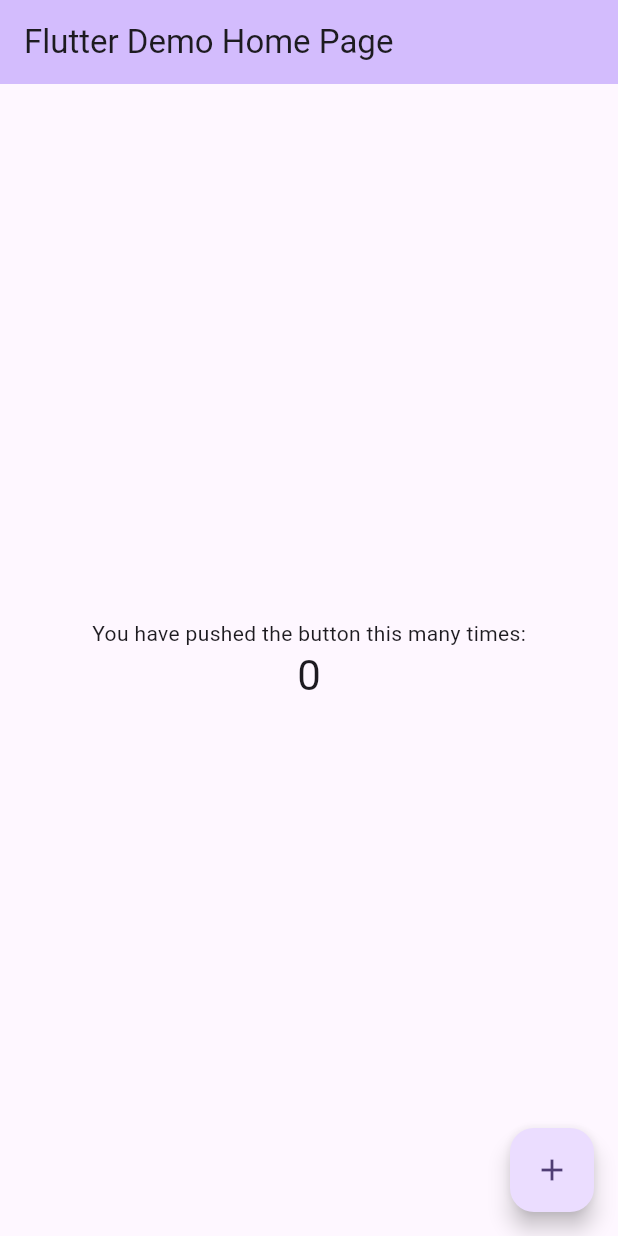
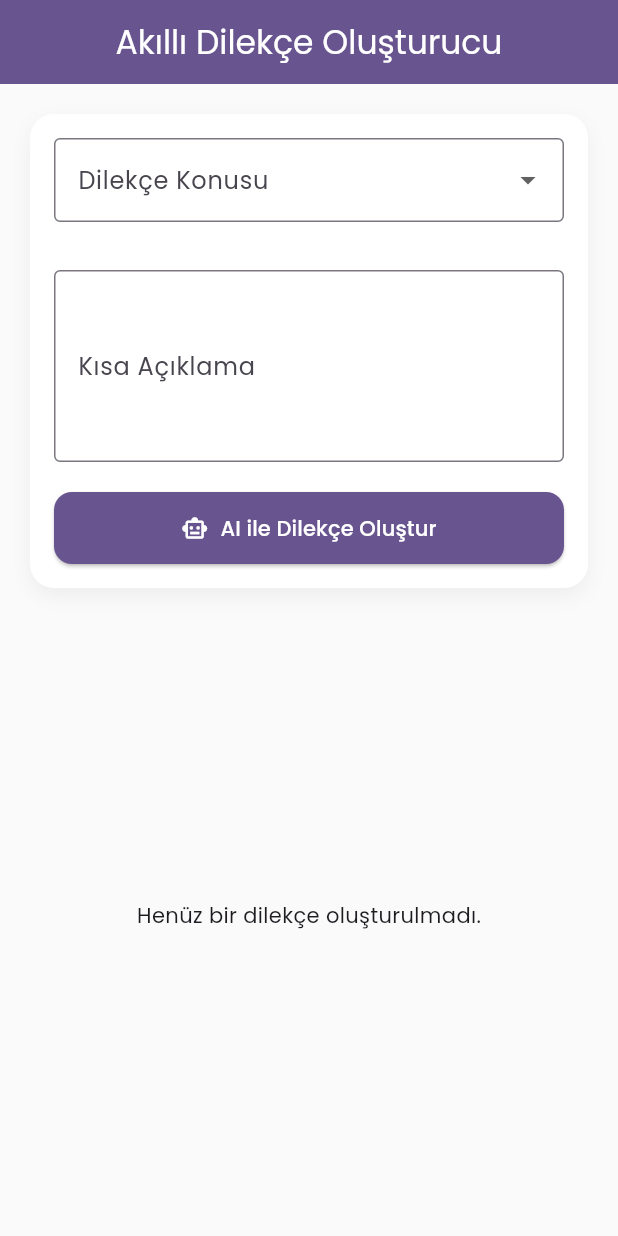
Before and after one commit to KadriyeMacit/Smart-Petition-App, a Flutter app: the screen it shows after launch, on a phone screen of 412 x 824 dp. Run offline on Flutter 3.47's test engine with Material 3 defaults, Android fonts, the phone set to English and light mode, and no system bars; our stand-ins replace flutter_bloc, flutter_dotenv, google_fonts, google_generative_ai, pdf, printing.

Commit message:
Add petition screen with cubit, state

```diff
--- /dev/null
+++ b/lib/cubit/petition_cubit.dart
@@ -0,0 +1,47 @@
+import 'package:flutter_bloc/flutter_bloc.dart';
+import 'package:flutter_dotenv/flutter_dotenv.dart';
+import 'package:google_generative_ai/google_generative_ai.dart';
+import 'package:pdf/pdf.dart';
+import 'package:pdf/widgets.dart' as pw;
+import 'package:printing/printing.dart';
+import 'package:smart_petition_app/cubit/petition_state.dart';
+
+class PetitionCubit extends Cubit<PetitionState> {
+  PetitionCubit() : super(PetitionInitial());
+
+  final model = GenerativeModel(
+    model: 'gemini-2.0-flash',
+    apiKey: dotenv.env['GEMINI_API_KEY'] ?? '',
+  );
+
+  void generatePetition(String topic, String details) async {
+    emit(PetitionLoading());
+
+    final prompt = '''
+Kullanıcı aşağıdaki konuda belediyeye iletmek üzere resmi bir dilekçe yazmak istiyor.
+
+Konu: $topic
+Açıklama: $details
+
+Lütfen Türkçe, resmi ve kısa bir dilekçe metni oluştur.
+''';
+
+    try {
+      final content = [Content.text(prompt)];
+      final response = await model.generateContent(content);
+      final output = response.text ?? 'Dilekçe oluşturulamadı.';
+
+      emit(PetitionGenerated(output));
+    } catch (e) {
+      emit(PetitionGenerated('Hata oluştu: $e'));
+    }
+  }
+
+  void exportPDF(String text) async {
+    final pdf = pw.Document();
+    pdf.addPage(pw.Page(build: (pw.Context context) => pw.Text(text)));
+    await Printing.layoutPdf(
+      onLayout: (PdfPageFormat format) async => pdf.save(),
+    );
+  }
+}
--- /dev/null
+++ b/lib/cubit/petition_state.dart
@@ -0,0 +1,10 @@
+abstract class PetitionState {}
+
+class PetitionInitial extends PetitionState {}
+
+class PetitionLoading extends PetitionState {}
+
+class PetitionGenerated extends PetitionState {
+  final String petitionText;
+  PetitionGenerated(this.petitionText);
+}
--- a/lib/main.dart
+++ b/lib/main.dart
@@ -1,122 +1,41 @@
 import 'package:flutter/material.dart';
+import 'package:flutter_bloc/flutter_bloc.dart';
+import 'package:google_fonts/google_fonts.dart';
+import 'package:smart_petition_app/cubit/petition_cubit.dart';
+import 'package:flutter_dotenv/flutter_dotenv.dart';
+import 'package:smart_petition_app/view/petition_screen.dart';
 
-void main() {
-  runApp(const MyApp());
+void main() async {
+  WidgetsFlutterBinding.ensureInitialized();
+
+  try {
+    await dotenv.load(fileName: ".env");
+  } catch (e) {
+    debugPrint("Error loading .env file: $e");
+    dotenv.testLoad(fileInput: '');
+  }
+
+  runApp(const PetitionApp());
 }
 
-class MyApp extends StatelessWidget {
-  const MyApp({super.key});
+class PetitionApp extends StatelessWidget {
+  const PetitionApp({super.key});
 
-  // This widget is the root of your application.
   @override
   Widget build(BuildContext context) {
     return MaterialApp(
-      title: 'Flutter Demo',
+      title: 'Smart Petition',
+      debugShowCheckedModeBanner: false,
       theme: ThemeData(
-        // This is the theme of your application.
-        //
-        // TRY THIS: Try running your application with "flutter run". You'll see
-        // the application has a purple toolbar. Then, without quitting the app,
-        // try changing the seedColor in the colorScheme below to Colors.green
-        // and then invoke "hot reload" (save your changes or press the "hot
-        // reload" button in a Flutter-supported IDE, or press "r" if you used
-        // the command line to start the app).
-        //
-        // Notice that the counter didn't reset back to zero; the application
-        // state is not lost during the reload. To reset the state, use hot
-        // restart instead.
-        //
-        // This works for code too, not just values: Most code changes can be
-        // tested with just a hot reload.
-        colorScheme: ColorScheme.fromSeed(seedColor: Colors.deepPurple),
+        useMaterial3: true,
+        textTheme: GoogleFonts.poppinsTextTheme(),
+        colorSchemeSeed: Colors.deepPurple,
+        scaffoldBackgroundColor: Colors.grey[50],
       ),
-      home: const MyHomePage(title: 'Flutter Demo Home Page'),
+      home: BlocProvider(
+        create: (_) => PetitionCubit(),
+        child: const PetitionScreen(),
+      ),
     );
   }
 }
-
-class MyHomePage extends StatefulWidget {
-  const MyHomePage({super.key, required this.title});
-
-  // This widget is the home page of your application. It is stateful, meaning
-  // that it has a State object (defined below) that contains fields that affect
-  // how it looks.
-
-  // This class is the configuration for the state. It holds the values (in this
-  // case the title) provided by the parent (in this case the App widget) and
-  // used by the build method of the State. Fields in a Widget subclass are
-  // always marked "final".
-
-  final String title;
-
-  @override
-  State<MyHomePage> createState() => _MyHomePageState();
-}
-
-class _MyHomePageState extends State<MyHomePage> {
-  int _counter = 0;
-
-  void _incrementCounter() {
-    setState(() {
-      // This call to setState tells the Flutter framework that something has
-      // changed in this State, which causes it to rerun the build method below
-      // so that the display can reflect the updated values. If we changed
-      // _counter without calling setState(), then the build method would not be
-      // called again, and so nothing would appear to happen.
-      _counter++;
-    });
-  }
-
-  @override
-  Widget build(BuildContext context) {
-    // This method is rerun every time setState is called, for instance as done
-    // by the _incrementCounter method above.
-    //
-    // The Flutter framework has been optimized to make rerunning build methods
-    // fast, so that you can just rebuild anything that needs updating rather
-    // than having to individually change instances of widgets.
-    return Scaffold(
-      appBar: AppBar(
-        // TRY THIS: Try changing the color here to a specific color (to
-        // Colors.amber, perhaps?) and trigger a hot reload to see the AppBar
-        // change color while the other colors stay the same.
-        backgroundColor: Theme.of(context).colorScheme.inversePrimary,
-        // Here we take the value from the MyHomePage object that was created by
-        // the App.build method, and use it to set our appbar title.
-        title: Text(widget.title),
-      ),
-      body: Center(
-        // Center is a layout widget. It takes a single child and positions it
-        // in the middle of the parent.
-        child: Column(
-          // Column is also a layout widget. It takes a list of children and
-          // arranges them vertically. By default, it sizes itself to fit its
-          // children horizontally, and tries to be as tall as its parent.
-          //
-          // Column has various properties to control how it sizes itself and
-          // how it positions its children. Here we use mainAxisAlignment to
-          // center the children vertically; the main axis here is the vertical
-          // axis because Columns are vertical (the cross axis would be
-          // horizontal).
-          //
-          // TRY THIS: Invoke "debug painting" (choose the "Toggle Debug Paint"
-          // action in the IDE, or press "p" in the console), to see the
-          // wireframe for each widget.
-          mainAxisAlignment: MainAxisAlignment.center,
-          children: <Widget>[
-            const Text('You have pushed the button this many times:'),
-            Text(
-              '$_counter',
-              style: Theme.of(context).textTheme.headlineMedium,
-            ),
-          ],
-        ),
-      ),
-      floatingActionButton: FloatingActionButton(
-        onPressed: _incrementCounter,
-        tooltip: 'Increment',
-        child: const Icon(Icons.add),
-      ), // This trailing comma makes auto-formatting nicer for build methods.
-    );
-  }
-}
--- /dev/null
+++ b/lib/view/petition_screen.dart
@@ -0,0 +1,196 @@
+import 'package:flutter/material.dart';
+import 'package:flutter_bloc/flutter_bloc.dart';
+import 'package:smart_petition_app/cubit/petition_cubit.dart';
+import 'package:smart_petition_app/cubit/petition_state.dart';
+
+class PetitionScreen extends StatefulWidget {
+  const PetitionScreen({super.key});
+
+  @override
+  State<PetitionScreen> createState() => _PetitionScreenState();
+}
+
+class _PetitionScreenState extends State<PetitionScreen> {
+  final topicController = TextEditingController();
+  final inputController = TextEditingController();
+  final otherTopicController = TextEditingController();
+
+  final List<String> topics = [
+    'Yol bakım talebi',
+    'Sokak lambası arızası',
+    'Park ihtiyacı',
+    'Çöp toplama şikayeti',
+    'Hayvan barınağı desteği',
+    'Gürültü şikayeti',
+    'Diğer',
+  ];
+
+  String? selectedTopic;
+
+  @override
+  Widget build(BuildContext context) {
+    return BlocBuilder<PetitionCubit, PetitionState>(
+      builder: (context, state) {
+        final cubit = context.read<PetitionCubit>();
+
+        return Scaffold(
+          appBar: AppBar(
+            title: const Text('Akıllı Dilekçe Oluşturucu'),
+            centerTitle: true,
+            backgroundColor: Theme.of(context).colorScheme.primary,
+            foregroundColor: Colors.white,
+            elevation: 0,
+          ),
+          body: Padding(
+            padding: const EdgeInsets.all(20),
+            child: Column(
+              children: [
+                Container(
+                  padding: const EdgeInsets.all(16),
+                  decoration: BoxDecoration(
+                    color: Colors.white,
+                    borderRadius: BorderRadius.circular(16),
+                    boxShadow: [
+                      BoxShadow(
+                        color: Colors.black.withOpacity(0.05),
+                        blurRadius: 10,
+                        offset: const Offset(0, 5),
+                      ),
+                    ],
+                  ),
+                  child: Column(
+                    crossAxisAlignment: CrossAxisAlignment.start,
+                    children: [
+                      DropdownButtonFormField<String>(
+                        value: selectedTopic,
+                        items:
+                            topics.map((topic) {
+                              return DropdownMenuItem(
+                                value: topic,
+                                child: Text(topic),
+                              );
+                            }).toList(),
+                        onChanged: (value) {
+                          setState(() {
+                            selectedTopic = value;
+                          });
+                        },
+                        decoration: const InputDecoration(
+                          labelText: 'Dilekçe Konusu',
+                          border: OutlineInputBorder(),
+                        ),
+                      ),
+                      const SizedBox(height: 16),
+                      if (selectedTopic == 'Diğer')
+                        TextField(
+                          controller: otherTopicController,
+                          decoration: const InputDecoration(
+                            labelText: 'Lütfen konuyu belirtiniz',
+                            border: OutlineInputBorder(),
+                          ),
+                        ),
+                      const SizedBox(height: 16),
+                      TextField(
+                        controller: inputController,
+                        decoration: const InputDecoration(
+                          labelText: 'Kısa Açıklama',
+                          hintText: 'Detayları giriniz...',
+                          border: OutlineInputBorder(),
+                        ),
+                        maxLines: 4,
+                      ),
+                      const SizedBox(height: 20),
+                      SizedBox(
+                        width: double.infinity,
+                        child: ElevatedButton.icon(
+                          style: ElevatedButton.styleFrom(
+                            backgroundColor:
+                                Theme.of(context).colorScheme.primary,
+                            foregroundColor: Colors.white,
+                            padding: const EdgeInsets.symmetric(vertical: 14),
+                            shape: RoundedRectangleBorder(
+                              borderRadius: BorderRadius.circular(12),
+                            ),
+                          ),
+                          onPressed:
+                              () => cubit.generatePetition(
+                                selectedTopic == 'Diğer'
+                                    ? otherTopicController.text
+                                    : selectedTopic ?? '',
+                                inputController.text,
+                              ),
+                          icon: const Icon(Icons.smart_toy_outlined),
+                          label: const Text('AI ile Dilekçe Oluştur'),
+                        ),
+                      ),
+                    ],
+                  ),
+                ),
+                const SizedBox(height: 24),
+                Expanded(
+                  child: BlocBuilder<PetitionCubit, PetitionState>(
+                    builder: (context, state) {
+                      if (state is PetitionLoading) {
+                        return const Center(child: CircularProgressIndicator());
+                      } else if (state is PetitionGenerated) {
+                        return Container(
+                          padding: const EdgeInsets.all(16),
+                          decoration: BoxDecoration(
+                            color: Colors.white,
+                            borderRadius: BorderRadius.circular(16),
+                            boxShadow: [
+                              BoxShadow(
+                                color: Colors.black.withOpacity(0.05),
+                                blurRadius: 10,
+                                offset: const Offset(0, 5),
+                              ),
+                            ],
+                          ),
+                          child: Column(
+                            crossAxisAlignment: CrossAxisAlignment.start,
+                            children: [
+                              Text(
+                                '📄 Oluşturulan Dilekçe:',
+                                style: Theme.of(context).textTheme.titleMedium,
+                              ),
+                              const SizedBox(height: 10),
+                              Expanded(
+                                child: SingleChildScrollView(
+                                  child: Text(
+                                    state.petitionText,
+                                    style:
+                                        Theme.of(context).textTheme.bodyMedium,
+                                  ),
+                                ),
+                              ),
+                              const SizedBox(height: 12),
+                              SizedBox(
+                                width: double.infinity,
+                                child: OutlinedButton.icon(
+                                  icon: const Icon(
+                                    Icons.picture_as_pdf_outlined,
+                                  ),
+                                  label: const Text('PDF Olarak Kaydet'),
+                                  onPressed:
+                                      () => cubit.exportPDF(state.petitionText),
+                                ),
+                              ),
+                            ],
+                          ),
+                        );
+                      } else {
+                        return const Center(
+                          child: Text('Henüz bir dilekçe oluşturulmadı.'),
+                        );
+                      }
+                    },
+                  ),
+                ),
+              ],
+            ),
+          ),
+        );
+      },
+    );
+  }
+}
```
